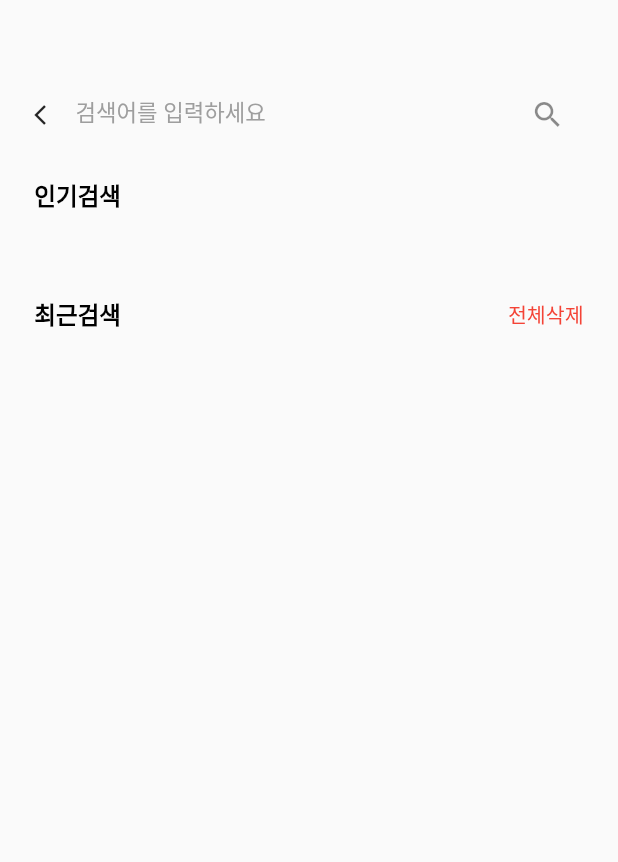
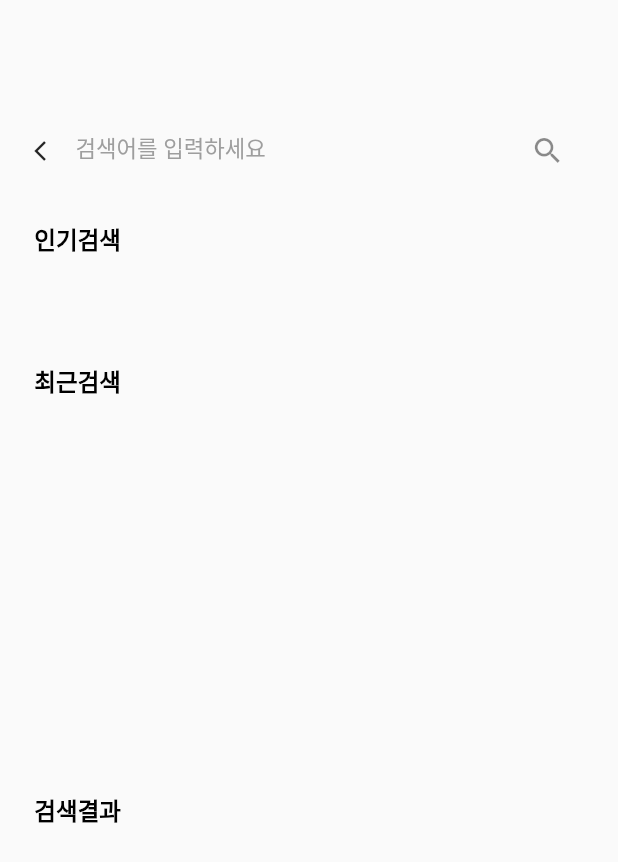
Before and after one commit to imchic/4eats, a Flutter app: the SearchKeywordScreen screen opened by its route, on a phone screen of 412 x 824 dp. Shown: the top 862 px of the screen. Run offline on Flutter 3.47's test engine with Material 3 defaults, Android fonts, the phone set to English and light mode, and no system bars; our stand-ins replace cached_network_image, cloud_firestore, device_info_plus, dio, dots_indicator, firebase_auth and 18 more; missing offline and left inert: cached_video_player_plus, custom_info_window, fluster, google_maps_flutter_platform_interface, googleapis and 5 more; accounts and stored records are empty; generated files the repository leaves out were written again; network calls fail; Roboto replaces fonts that are missing (Pretendard); project files that could hold a hidden picture were left out.

Commit message:
검색창

```diff
--- a/lib/screens/feed/feed_controller.dart
+++ b/lib/screens/feed/feed_controller.dart
@@ -34,7 +34,7 @@ class FeedController extends GetxController {
 
   final FirebaseFirestore _firestore = FirebaseFirestore.instance;
 
-  final dio.Dio _dio = dio.Dio();
+  //final dio.Dio _dio = dio.Dio();
 
   List<List<CachedVideoPlayerPlusController>> videoControllerList = <List<CachedVideoPlayerPlusController>>[].obs;
   late CachedVideoPlayerPlusController videoController;
@@ -190,7 +190,7 @@ class FeedController extends GetxController {
 
       videoPlayerController.addListener(() {
         if (videoPlayerController.value.isInitialized) {
-          duration.value = videoPlayerController.value.duration!.inMilliseconds;
+          duration.value = videoPlayerController.value.duration.inMilliseconds;
         }
       });
 
--- a/lib/screens/lounge/lounge_screen.dart
+++ b/lib/screens/lounge/lounge_screen.dart
@@ -111,7 +111,7 @@ class LoungeScreen extends GetView<LoungeController> {
   }
 
   /// 지역 핫플
-  Widget _hotPlaceContainer(BuildContext context, String title, String subTitle) {
+  /*Widget _hotPlaceContainer(BuildContext context, String title, String subTitle) {
     return Container(
       padding: EdgeInsets.only(left: 20.w, right: 20.w),
       child: Column(
@@ -130,7 +130,7 @@ class LoungeScreen extends GetView<LoungeController> {
         ],
       ),
     );
-  }
+  }*/
 
   /// 인기 서포터즈
   Widget _supporters(BuildContext context) {
@@ -224,7 +224,7 @@ class LoungeScreen extends GetView<LoungeController> {
                 ClipRRect(
                   borderRadius: BorderRadius.circular(6.r),
                   child: CachedNetworkImage(
-                    imageUrl: feedList[index].thumbnailUrls![0] ?? '',
+                    imageUrl: feedList[index].thumbnailUrls![0],
                     fit: BoxFit.cover,
                     placeholder: (context, url) => Center(
                         child: CircularProgressIndicator(
--- a/lib/screens/lounge/loungefeed_screen.dart
+++ b/lib/screens/lounge/loungefeed_screen.dart
@@ -62,7 +62,7 @@ class LoungeFeedScreen extends GetView<LoungeController> {
                                 });
                               },
                               child: CachedNetworkImage(
-                                imageUrl: feed.thumbnailUrls![0] ?? '',
+                                imageUrl: feed.thumbnailUrls![0],
                                 fit: BoxFit.cover,
                                 placeholder: (context, url) => Container(color: gray200,),
                                 errorWidget: (context, url, error) => Container(color: gray200, child: Icon(Icons.error, color: Colors.red,),),
--- a/lib/screens/mypage/mypage_screen.dart
+++ b/lib/screens/mypage/mypage_screen.dart
@@ -24,7 +24,7 @@ class MyPageScreen extends GetView<MyPageController> {
       backgroundColor: Theme
           .of(context)
           .colorScheme
-          .background,
+          .surface,
       appBar: BaseAppBar(
         title: '마이페이지',
       ),
@@ -119,7 +119,7 @@ class MyPageScreen extends GetView<MyPageController> {
                                 color: Theme
                                     .of(context)
                                     .colorScheme
-                                    .onBackground,
+                                    .onSurface,
                                 fontSize: 14.sp,
                                 fontWeight: FontWeight.w700,
                                 height: 0,
--- a/lib/screens/notification/notifications_controller.dart
+++ b/lib/screens/notification/notifications_controller.dart
@@ -1,7 +1,6 @@
 import 'package:cloud_firestore/cloud_firestore.dart';
 import 'package:foreats/screens/login/user_store.dart';
 import 'package:get/get.dart';
-import 'package:googleapis/admob/v1.dart';
 
 import '../../model/notification_model.dart';
 import '../../utils/logger.dart';
--- a/lib/screens/search/search_keyword_controller.dart
+++ b/lib/screens/search/search_keyword_controller.dart
@@ -30,6 +30,7 @@ class SearchKeywordController extends GetxController {
         // searchKeywords.add(element['storeType']);
       });
     });
+    getBestKeywords();
     getRecentKeywords();
     FeedController.to.allPause();
   }
@@ -41,9 +42,7 @@ class SearchKeywordController extends GetxController {
   }
 
   void search(String keyword) {
-    print('검색어: $keyword');
     searchResults.clear();
-    //searchResults.addAll(searchKeywords.where((element) => element.contains(keyword)).toList());//print('검색결과: $searchResults');
     searchResults.addAll(searchKeywords.where((element) => element.toString().toLowerCase().contains(keyword.toLowerCase())).toList());
   }
 
--- a/lib/screens/search/search_screen.dart
+++ b/lib/screens/search/search_screen.dart
@@ -14,7 +14,6 @@ import '../feed/feed_controller.dart';
 import 'search_keyword_controller.dart';
 
 class SearchKeywordScreen extends GetView<SearchKeywordController> {
-
   const SearchKeywordScreen({super.key});
 
   @override
@@ -25,120 +24,150 @@ class SearchKeywordScreen extends GetView<SearchKeywordController> {
   }
 
   Widget _buildBody(BuildContext context) {
-    return Obx(() =>
-      Column(
-        crossAxisAlignment: CrossAxisAlignment.start,
+    return Obx(
+      () =>
+          // 검색창
+          Column(
         children: [
           _buildSearchBar(),
-          SizedBox(height: 10.h),
-          _bestKeywordTextView(),
-          SizedBox(height: 6.h),
-          _buildBestKeyword(),
-          SizedBox(height: 10.h),
-          _buildRecentKeywordTextView(),
-          //_buildRecentKeyword(),
-          // SizedBox(height: 10.h),
-          // _searchResultTextView(),
-          // Expanded(
-          //   child: _buildSearchResults(context),
-          // ),
+          // 인기검색 키워드
+          searchTextView('인기검색'),
+          Container(
+            height: 40.h,
+            child: ListView.builder(
+              scrollDirection: Axis.horizontal,
+              itemCount: controller.searchBestKeywords.length,
+              itemBuilder: (context, index) {
+                return _searchBestKeyword(controller.searchBestKeywords[index]);
+              },
+            ),
+          ),
+          // 최근검색 키워드
+          searchTextView('최근검색'),
+          Container(
+            height: 200.h,
+            child: ListView.separated(
+              padding: EdgeInsets.only(top: 20.h),
+              scrollDirection: Axis.vertical,
+              itemCount: controller.searchRecentKeywords.length,
+              itemBuilder: (context, index) {
+                return _searchRecentKeyword(
+                    controller.searchRecentKeywords[index]);
+              },
+              separatorBuilder: (context, index) {
+                return Divider(height: 10.h, color: gray200);
+              },
+            ),
+          ),
+          // 검색결과
+          searchTextView('검색결과'),
+          Expanded(
+            child: _buildSearchResults(context),
+          ),
         ],
       ),
     );
   }
 
   /// 인기검색 키워드 텍스트뷰
-  Widget _bestKeywordTextView() {
+  Widget searchTextView(String title) {
     return Container(
+      margin: EdgeInsets.only(top: 20.h),
       padding: EdgeInsets.only(left: 20.w, right: 20.w),
-      height: 30.h,
       alignment: Alignment.centerLeft,
-      child: Text(
-          '인기검색',
+      child: Text(title,
           style: TextStyleUtils.bodyTextStyle(
             fontSize: 12.sp,
             fontWeight: FontWeight.bold,
-          )
+          )),
+    );
+  }
+
+  /// 검색창
+  Widget _buildSearchBar() {
+    return Container(
+      margin: EdgeInsets.only(top: 64.h),
+      padding: EdgeInsets.only(left: 20.w, right: 20.w),
+      child: Column(
+        crossAxisAlignment: CrossAxisAlignment.start,
+        children: [
+          Row(
+            children: [
+              InkWell(
+                onTap: () {
+                  FeedController.to.recentPlay();
+                  Get.back(
+                    closeOverlays: true,
+                    result: 'search',
+                  );
+                },
+                child: Icon(Icons.arrow_back_ios, size: 14.sp),
+              ),
+              SizedBox(width: 10.w),
+              Expanded(
+                child: TextField(
+                  controller: controller.searchController,
+                  onChanged: (value) {
+                    controller.search(value);
+                  },
+                  onSubmitted: (value) {
+                    controller.addRecentKeyword(value);
+                    controller.saveBestKeywords(value);
+                  },
+                  decoration: InputDecoration(
+                    hintText: '검색어를 입력하세요',
+                    hintStyle:
+                        TextStyle(fontSize: 13.sp, color: gray500, height: 1.4),
+                    border: InputBorder.none,
+                    suffixIcon: InkWell(
+                      onTap: () {
+                        controller.search(controller.searchController.text);
+                        controller.addRecentKeyword(controller.searchController.text);
+                        controller.saveBestKeywords(controller.searchController.text);
+                      },
+                      child: Icon(Icons.search, size: 20.sp),
+                    ),
+                  ),
+                ),
+              ),
+            ],
+          ),
+        ],
       ),
     );
   }
 
   /// 인기검색 키워드
-  Widget _buildBestKeyword() {
-    return Container(
-      padding: EdgeInsets.only(left: 10.w, right: 20.w),
-      child: SizedBox(
-        height: 20.h,
-        child: FutureBuilder(
-          future: controller.getBestKeywords(),
-          builder: (context, snapshot) {
-            if (snapshot.connectionState == ConnectionState.done) {
-              return ListView.builder(
-                scrollDirection: Axis.horizontal,
-                itemCount: controller.searchBestKeywords.length,
-                itemBuilder: (context, index) {
-                  return _searchBestKeyword(controller.searchBestKeywords[index]);
-                },
-              );
-            } else {
-              return Center(child: DialogUtil().buildLoadingDialog());
-            }
-          },
-        ),
-      ),
-    );
-  }
 
-  /// 인기검색 키워드허
+  /// 인기검색 키워드
   Widget _searchBestKeyword(String value) {
     return Container(
-      margin: EdgeInsets.only(left: 10.w),
+      margin: EdgeInsets.only(left: 20.w, top: 10.h, bottom: 10.h),
       padding: EdgeInsets.only(left: 10.w, right: 10.w),
       alignment: Alignment.center,
       decoration: BoxDecoration(
         color: Theme.of(Get.context!).colorScheme.primary,
         borderRadius: BorderRadius.circular(20.r),
       ),
-      child: Text(value, style: TextStyle(fontSize: 10.sp, color: Colors.white, fontWeight: FontWeight.bold)),
-    );
-  }
-
-  /// 최근검색 키워드 텍스트뷰
-  Widget _buildRecentKeywordTextView() {
-    return Container(
-      padding: EdgeInsets.only(left: 20.w, right: 20.w),
-      height: 30.h,
-      alignment: Alignment.centerLeft,
-      child: Row(
-        children: [
-          Text('최근검색', style: TextStyleUtils.bodyTextStyle(
-            fontSize: 12.sp,
-            fontWeight: FontWeight.bold,
-          )),
-          Spacer(),
-          InkWell(
-              onTap: () {
-                controller.clearRecentKeywords();
-              },
-              child: Text(
-                '전체삭제',
-                style: TextStyle(fontSize: 12.sp, color: Colors.red),
-              )),
-        ],
-      ),
+      child: Text(value,
+          style: TextStyle(
+              fontSize: 10.sp,
+              color: Colors.white,
+              fontWeight: FontWeight.bold)),
     );
   }
 
   /// 최근검색 키워드
   Widget _buildRecentKeyword() {
-    return SingleChildScrollView(
-      child: TextButton(
-        onPressed: () {},
-        child: Column(
-          children: controller.searchRecentKeywords.map((e) => _searchRecentKeyword(e)).toList(),
-        ),
-      ),
-    );
+    return ListView.separated(
+        itemBuilder: (context, index) {
+          return _searchRecentKeyword(controller.searchRecentKeywords[index]);
+        },
+        separatorBuilder: (context, index) {
+          return Divider(height: 10.h, color: gray200);
+        },
+        itemCount: controller.searchRecentKeywords.length,
+        shrinkWrap: true);
   }
 
   // 최근검색 키워드
@@ -169,66 +198,12 @@ class SearchKeywordScreen extends GetView<SearchKeywordController> {
     );
   }
 
-  Widget _buildSearchBar() {
-    return Container(
-      margin: EdgeInsets.only(top: 44.h),
-      padding: EdgeInsets.only(left: 20.w, right: 20.w),
-      child: Column(
-        crossAxisAlignment: CrossAxisAlignment.start,
-        children: [
-          Row(
-            children: [
-              InkWell(
-                onTap: () {
-                  FeedController.to.recentPlay();
-                  Get.back(
-                    closeOverlays: true,
-                    result: 'search',
-                  );
-                },
-                child: Icon(Icons.arrow_back_ios, size: 14.sp),
-              ),
-              SizedBox(width: 10.w),
-              Expanded(
-                child: TextField(
-                  controller: controller.searchController,
-                  onChanged: (value) {
-                    controller.search(value);
-                  },
-                  onSubmitted: (value) {
-                    controller.addRecentKeyword(value);
-                    controller.saveBestKeywords(value);
-                  },
-                  decoration: InputDecoration(
-                    hintText: '검색어를 입력하세요',
-                    hintStyle: TextStyle(fontSize: 13.sp, color: gray500, height: 1.4),
-                    border: InputBorder.none,
-                    suffixIcon: InkWell(
-                      onTap: () {
-                        controller.search(controller.searchController.text);
-                        controller.addRecentKeyword(controller.searchController.text);
-                        controller.saveBestKeywords(controller.searchController.text);
-                      },
-                      child: Icon(Icons.search, size: 20.sp),
-                    ),
-                  ),
-                ),
-              ),
-            ],
-          ),
-        ],
-      ),
-    );
-  }
-
   /// 검색결과 텍스트뷰
   Widget _searchResultTextView() {
     return Container(
       padding: EdgeInsets.only(left: 20.w, right: 20.w),
-      height: 30.h,
       alignment: Alignment.centerLeft,
-      child: Text(
-          '검색결과',
+      child: Text('검색결과',
           style: TextStyleUtils.bodyTextStyle(
             fontSize: 12.sp,
             fontWeight: FontWeight.bold,
@@ -238,23 +213,23 @@ class SearchKeywordScreen extends GetView<SearchKeywordController> {
 
   /// 검색결과 창
   Widget _buildSearchResults(BuildContext context) {
-    return Container(
-      child: ListView.builder(
-        padding: EdgeInsets.only(top: 10.h),
-        itemCount: controller.searchResults.length,
+    return ListView.separated(
         itemBuilder: (context, index) {
           return _searchResultItem(context, controller.searchResults[index]);
         },
-      ),
+        separatorBuilder: (context, index) {
+          return Divider(height: 10.h, color: gray200);
+        },
+        padding: EdgeInsets.only(top: 20.h),
+        itemCount: controller.searchResults.length,
+        shrinkWrap: true
     );
-
   }
 
   // 검색결과 아이템
   Widget _searchResultItem(BuildContext context, String value) {
     return InkWell(
       onTap: () async {
-
         controller.addRecentKeyword(value);
         controller.saveBestKeywords(value);
 
@@ -266,11 +241,9 @@ class SearchKeywordScreen extends GetView<SearchKeywordController> {
             });
           }
         });
-
       },
       child: Container(
         padding: EdgeInsets.only(left: 20.w, right: 20.w),
-        height: 30.h,
         alignment: Alignment.centerLeft,
         child: Row(
           children: [
@@ -282,5 +255,4 @@ class SearchKeywordScreen extends GetView<SearchKeywordController> {
       ),
     );
   }
-
 }
--- a/lib/users/user_profile_screen.dart
+++ b/lib/users/user_profile_screen.dart
@@ -26,7 +26,7 @@ class UserProfileScreen extends GetView<UserController> {
     Get.put(FeedController());
 
     return Scaffold(
-      backgroundColor: Theme.of(context).colorScheme.background,
+      backgroundColor: Theme.of(context).colorScheme.surface,
       appBar: BaseAppBar(
         title: '#${getFeed.nickname}',
         centerTitle: false,
--- a/lib/widget/custom_gallery.dart
+++ b/lib/widget/custom_gallery.dart
@@ -8,7 +8,6 @@ import 'package:photo_manager/photo_manager.dart';
 
 import '../screens/upload/upload_controller.dart';
 import '../utils/app_routes.dart';
-import '../utils/colors.dart';
 
 // CustomGallery widget
 class CustomGallery extends GetView<UploadController> {
```
Also changed, not shown: lib/screens/feed/feed_detail_screen.dart (+0 -51 lines).
